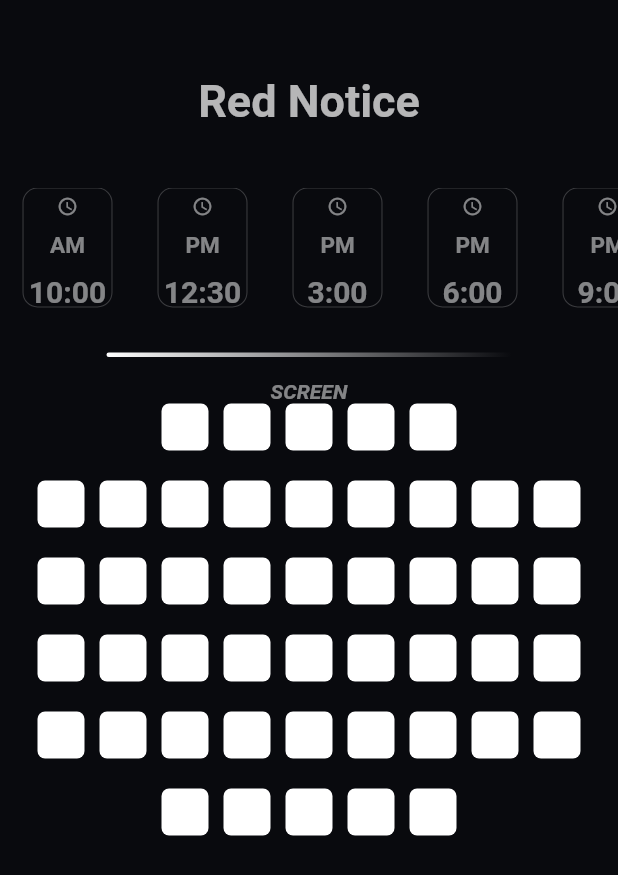
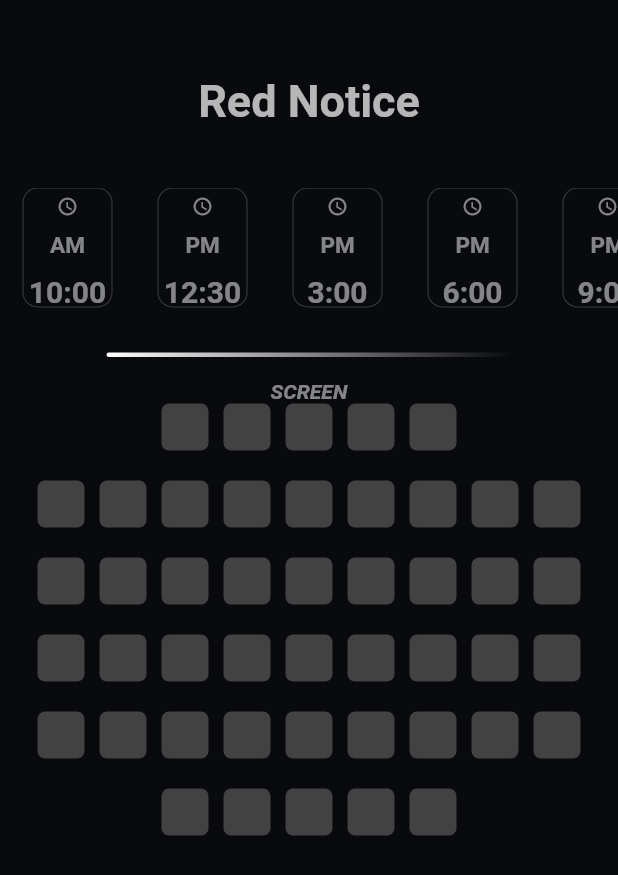
Before and after one commit to DevAdedoyin/Cinema-Ticket-App, a Flutter app: the BuyTicketScreen screen opened directly with empty values, on a phone screen of 412 x 824 dp. Shown: the top 875 px of the screen. Run offline on Flutter 3.47's test engine with Material 2 defaults, Android fonts, the phone set to English and light mode, and no system bars; our stand-ins replace font_awesome_flutter, get.

Commit message:
Seat color created

```diff
--- a/lib/screens/buy_ticket_screen.dart
+++ b/lib/screens/buy_ticket_screen.dart
@@ -88,7 +88,7 @@ class _BuyTicketScreenState extends State<BuyTicketScreen> {
                     : Container(
                         decoration: BoxDecoration(
                             borderRadius: BorderRadius.circular(5),
-                            color: white),
+                            color: seatColor),
                       );
               },
               itemCount: 54,
--- a/lib/themes.dart/colors.dart
+++ b/lib/themes.dart/colors.dart
@@ -4,4 +4,5 @@ const yellow = Colors.yellow;
 const gold = Color.fromRGBO(255, 215, 0, 1);
 const white = Colors.white;
 final red = Colors.red[900];
+final seatColor = Colors.grey[800];
 const backgroundColor = Color.fromRGBO(9, 10, 14, 1);
```
